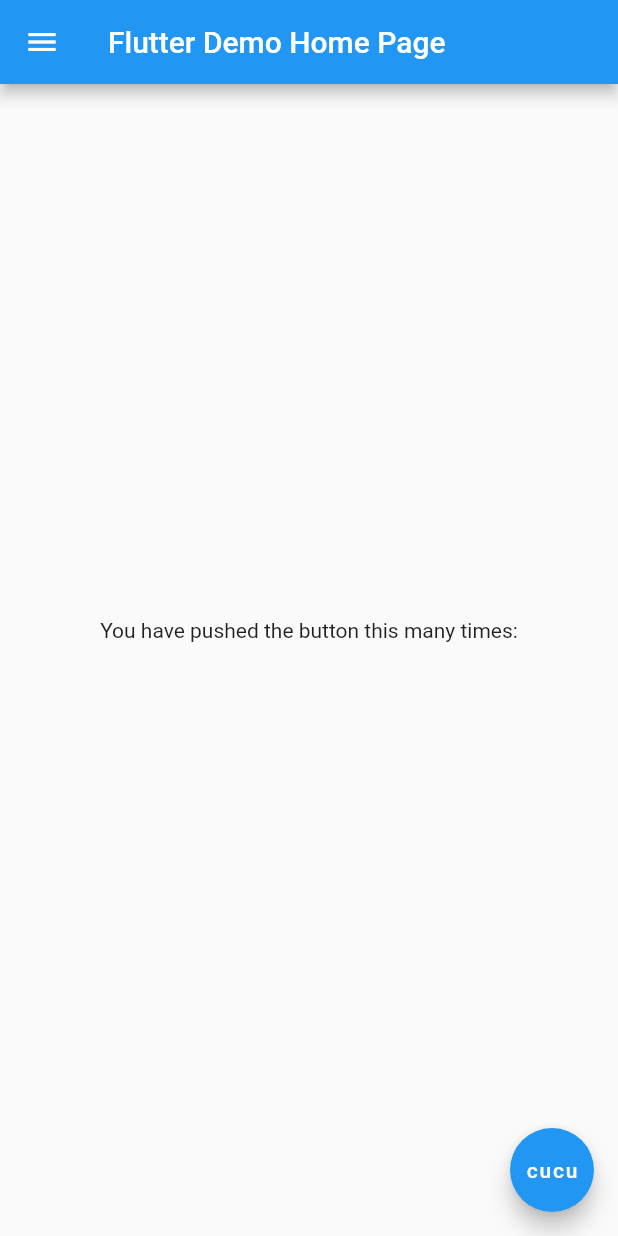
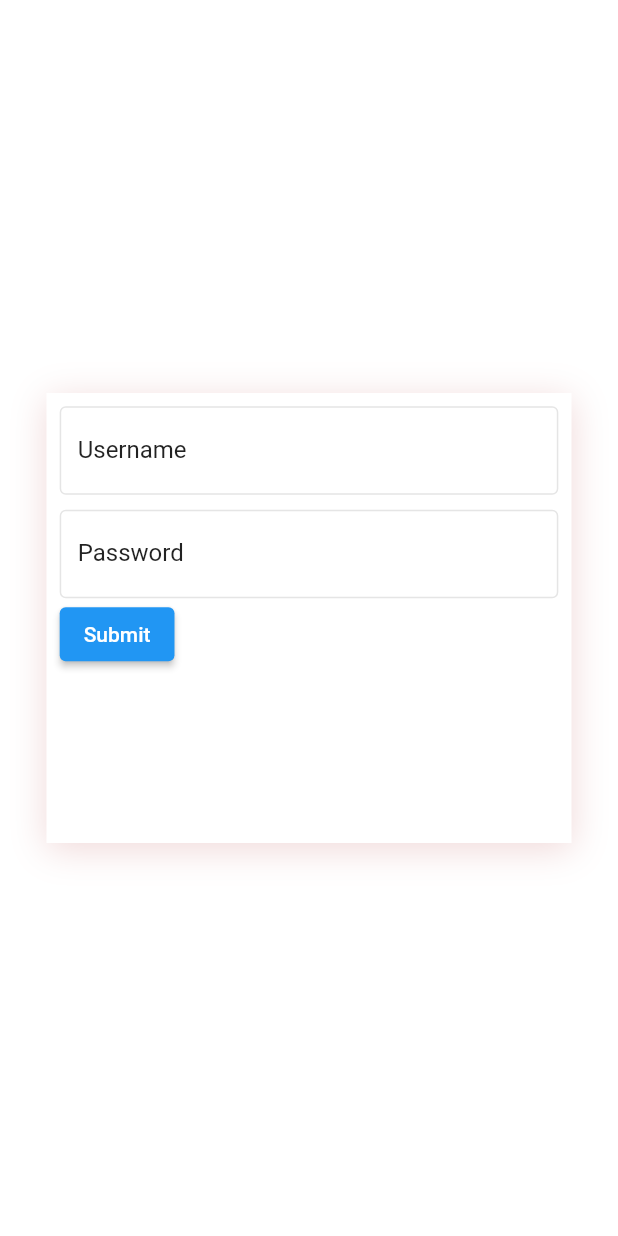
Before and after one commit to chloefont/planyourshapeApp, a Flutter app: the screen it shows after launch, on a phone screen of 412 x 824 dp. Run offline on Flutter 3.47's test engine with Material 2 defaults, Android fonts, the phone set to English and light mode, and no system bars; our stand-ins replace flutter_dotenv; missing offline and left inert: dart:ffi.

Commit message:
Add login text form fields

```diff
--- a/planyourshape/lib/main.dart
+++ b/planyourshape/lib/main.dart
@@ -2,6 +2,8 @@
 
 import './test.dart';
 import 'package:flutter_dotenv/flutter_dotenv.dart';
+
+import 'screens/login.dart';
 
 Future<void> main() async {
   await dotenv.load(fileName: ".env");
@@ -29,94 +31,7 @@
         // is not restarted.
         primarySwatch: Colors.blue,
       ),
-      home: const MyHomePage(title: 'Flutter Demo Home Page'),
+      home: Scaffold(body: const Login()),
     );
   }
 }
-
-class MyHomePage extends StatefulWidget {
-  const MyHomePage({Key? key, required this.title}) : super(key: key);
-
-  // This widget is the home page of your application. It is stateful, meaning
-  // that it has a State object (defined below) that contains fields that affect
-  // how it looks.
-
-  // This class is the configuration for the state. It holds the values (in this
-  // case the title) provided by the parent (in this case the App widget) and
-  // used by the build method of the State. Fields in a Widget subclass are
-  // always marked "final".
-
-  final String title;
-
-  @override
-  State<MyHomePage> createState() => _MyHomePageState();
-}
-
-class _MyHomePageState extends State<MyHomePage> {
-  int _counter = 0;
-  String _text = "";
-
-  void _incrementCounter() {
-    setState(() {
-      // This call to setState tells the Flutter framework that something has
-      // changed in this State, which causes it to rerun the build method below
-      // so that the display can reflect the updated values. If we changed
-      // _counter without calling setState(), then the build method would not be
-      // called again, and so nothing would appear to happen.
-      _counter++;
-    });
-  }
-
-  @override
-  Widget build(BuildContext context) {
-    // This method is rerun every time setState is called, for instance as done
-    // by the _incrementCounter method above.
-    //
-    // The Flutter framework has been optimized to make rerunning build methods
-    // fast, so that you can just rebuild anything that needs updating rather
-    // than having to individually change instances of widgets.
-    return Scaffold(
-      appBar: AppBar(
-        // Here we take the value from the MyHomePage object that was created by
-        // the App.build method, and use it to set our appbar title.
-        title: Text(widget.title),
-      ),
-      body: Center(
-        // Center is a layout widget. It takes a single child and positions it
-        // in the middle of the parent.
-        child: Column(
-          // Column is also a layout widget. It takes a list of children and
-          // arranges them vertically. By default, it sizes itself to fit its
-          // children horizontally, and tries to be as tall as its parent.
-          //
-          // Invoke "debug painting" (press "p" in the console, choose the
-          // "Toggle Debug Paint" action from the Flutter Inspector in Android
-          // Studio, or the "Toggle Debug Paint" command in Visual Studio Code)
-          // to see the wireframe for each widget.
-          //
-          // Column has various properties to control how it sizes itself and
-          // how it positions its children. Here we use mainAxisAlignment to
-          // center the children vertically; the main axis here is the vertical
-          // axis because Columns are vertical (the cross axis would be
-          // horizontal).
-          mainAxisAlignment: MainAxisAlignment.center,
-          children: <Widget>[
-            const Text(
-              'You have pushed the button this many times:',
-            ),
-            Text(
-              _text,
-              style: Theme.of(context).textTheme.headline4,
-            ),
-          ],
-        ),
-      ),
-      floatingActionButton: FloatingActionButton(
-        onPressed: () => setState((() => _text = dotenv.env['FOO'] as String)),
-        tooltip: 'Increment',
-        child: const Text("cucu"),
-      ),
-      drawer: Drawer(), // This trailing comma makes auto-formatting nicer for build methods.
-    );
-  }
-}
--- /dev/null
+++ b/planyourshape/lib/screens/login.dart
@@ -0,0 +1,62 @@
+import 'dart:ffi';
+import '../widgets/forms/forms.dart';
+
+import 'package:flutter/material.dart';
+
+class Login extends StatelessWidget {
+  const Login({Key? key}) : super(key: key);
+
+  @override
+  Widget build(BuildContext context) {
+    return Container(
+      color: Colors.white,
+      child: Column(
+        mainAxisAlignment: MainAxisAlignment.center,
+        children: [
+          Row(
+            mainAxisAlignment: MainAxisAlignment.center,
+            children: const [
+              Card(
+                height: 300,
+                width: 350,
+                child: Padding(
+                    padding: const EdgeInsets.all(8.0), child: LineForm()),
+              ),
+            ],
+          ),
+        ],
+      ),
+    );
+  }
+}
+
+class Card extends StatelessWidget {
+  final double height;
+  final double width;
+  final Widget? child;
+
+  const Card({
+    required this.height,
+    required this.width,
+    this.child,
+    Key? key,
+  }) : super(key: key);
+
+  @override
+  Widget build(BuildContext context) {
+    return Container(
+      padding: const EdgeInsets.all(0.8),
+      height: height,
+      width: 350,
+      decoration: const BoxDecoration(color: Colors.white, boxShadow: [
+        BoxShadow(
+          blurRadius: 19.0,
+          spreadRadius: 0.0,
+          color: Color(0xFFF0D8D8),
+          offset: Offset(0, 4),
+        )
+      ]),
+      child: child,
+    );
+  }
+}
--- /dev/null
+++ b/planyourshape/lib/vars/mainvars.dart
@@ -0,0 +1,4 @@
+import 'package:flutter/material.dart';
+
+const mainColor = Color(0xFFCE3A3A);
+const formColor = Color(0xFFE5E5E5);
--- /dev/null
+++ b/planyourshape/lib/widgets/forms/forms.dart
@@ -0,0 +1,43 @@
+import 'package:flutter/material.dart';
+import 'package:planyourshape/widgets/forms/textform.dart';
+
+class LineForm extends StatefulWidget {
+  const LineForm({Key? key}) : super(key: key);
+
+  @override
+  State<LineForm> createState() => LineFormState();
+}
+
+class LineFormState extends State<LineForm> {
+  final GlobalKey<FormState> _formKey = GlobalKey<FormState>();
+
+  @override
+  Widget build(BuildContext context) {
+    return Form(
+      key: _formKey,
+      child: Column(
+        crossAxisAlignment: CrossAxisAlignment.start,
+        children: <Widget>[
+          const LoginTextForm(
+            labelName: "Username",
+          ),
+          const SizedBox(height: 10),
+          const LoginTextForm(
+            labelName: "Password",
+            obscureText: true,
+          ),
+          ElevatedButton(
+            onPressed: () {
+              // Validate will return true if the form is valid, or false if
+              // the form is invalid.
+              if (_formKey.currentState!.validate()) {
+                // Process data.
+              }
+            },
+            child: const Text('Submit'),
+          ),
+        ],
+      ),
+    );
+  }
+}
--- /dev/null
+++ b/planyourshape/lib/widgets/forms/textform.dart
@@ -0,0 +1,62 @@
+import 'package:flutter/material.dart';
+import 'package:planyourshape/main.dart';
+import '../../vars/mainvars.dart';
+
+class LoginTextForm extends StatefulWidget {
+  final String labelName;
+  final bool obscureText;
+
+  const LoginTextForm({
+    required this.labelName,
+    this.obscureText = false,
+    Key? key,
+  }) : super(key: key);
+
+  @override
+  State<LoginTextForm> createState() => _LoginTextFormState();
+}
+
+class _LoginTextFormState extends State<LoginTextForm> {
+  final FocusNode focusNode = FocusNode();
+
+  @override
+  void initState() {
+    super.initState();
+
+    focusNode.addListener(() {
+      setState(() {});
+    });
+  }
+
+  @override
+  Widget build(BuildContext context) {
+    const enabledBorder = OutlineInputBorder(
+      borderSide: BorderSide(color: formColor, width: 1.0),
+    );
+    const focusedBorder =
+        OutlineInputBorder(borderSide: BorderSide(color: mainColor));
+    return TextFormField(
+      focusNode: focusNode,
+      decoration: InputDecoration(
+        labelText: widget.labelName,
+        labelStyle: TextStyle(
+            color: focusNode.hasFocus
+                ? mainColor
+                : Theme.of(context).textTheme.bodyText1!.color),
+        hintText: 'Enter your ${widget.labelName.toLowerCase()}',
+        errorBorder: enabledBorder,
+        focusedErrorBorder: focusedBorder,
+        enabledBorder: enabledBorder,
+        focusedBorder: focusedBorder,
+        focusColor: mainColor,
+      ),
+      validator: (String? value) {
+        if (value == null || value.isEmpty) {
+          return 'Please enter some text';
+        }
+        return null;
+      },
+      obscureText: widget.obscureText,
+    );
+  }
+}
```
Also changed, not shown: planyourshape/pubspec.lock, 2 other files.
